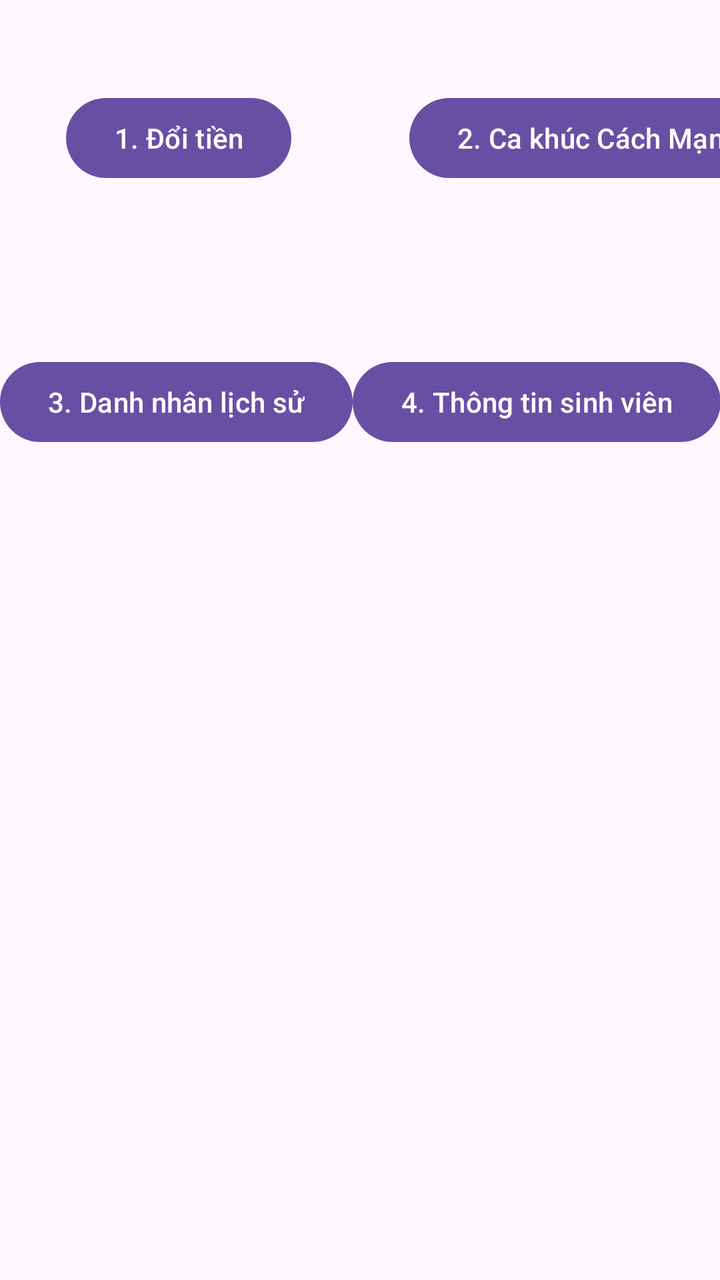
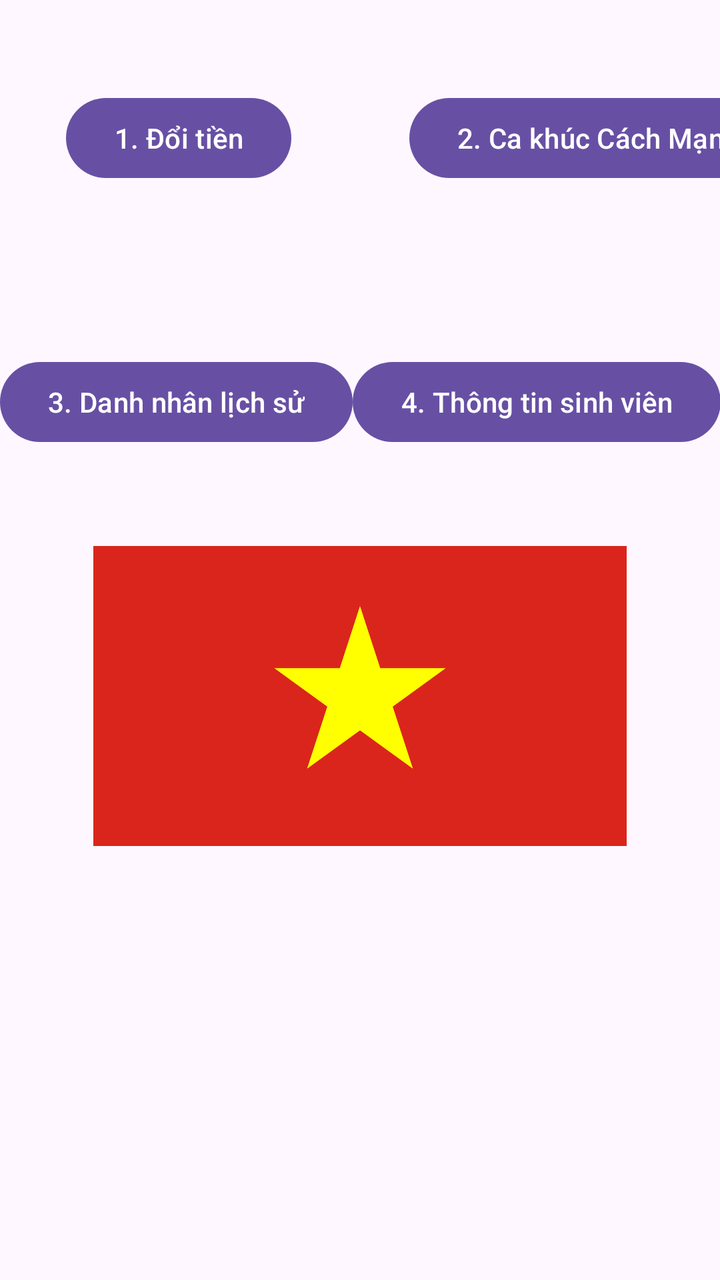

Screens rendered from an Android XML layout before and after an edit, with the pre-edit source and the edit as a unified diff.
<!-- AndroidManifest.xml: application theme Theme.ThiGiuaKi2 -->
<!-- res/layout/activity_main.xml -->
<?xml version="1.0" encoding="utf-8"?>
<androidx.constraintlayout.widget.ConstraintLayout xmlns:android="http://schemas.android.com/apk/res/android"
    xmlns:app="http://schemas.android.com/apk/res-auto"
    xmlns:tools="http://schemas.android.com/tools"
    android:id="@+id/main"
    android:layout_width="match_parent"
    android:layout_height="match_parent"
    tools:context=".MainActivity">

    <LinearLayout
        android:id="@+id/linearLayout"
        android:layout_width="409dp"
        android:layout_height="0dp"
        android:layout_marginBottom="76dp"
        android:background="#2196F3"
        android:backgroundTint="#2196F3"
        android:gravity="center"
        android:orientation="horizontal"
        app:layout_constraintBottom_toTopOf="@+id/btn2"
        app:layout_constraintEnd_toEndOf="parent"
        app:layout_constraintStart_toStartOf="parent"
        app:layout_constraintTop_toTopOf="parent">

        <TextView
            android:id="@+id/textView"
            android:layout_width="wrap_content"
            android:layout_height="wrap_content"
            android:gravity="center"
            android:text="MÀN HÌNH CHÍNH"
            android:textColor="@color/white"
            android:textSize="20sp"
            android:textStyle="bold" />
    </LinearLayout>

    <Button
        android:id="@+id/btn1"
        android:layout_width="wrap_content"
        android:layout_height="wrap_content"
        android:layout_marginStart="33dp"
        android:layout_marginTop="76dp"
        android:layout_marginEnd="59dp"
        android:text="1. Đổi tiền"
        app:layout_constraintEnd_toStartOf="@+id/btn2"
        app:layout_constraintStart_toStartOf="parent"
        app:layout_constraintTop_toBottomOf="@+id/linearLayout" />

    <Button
        android:id="@+id/btn2"
        android:layout_width="wrap_content"
        android:layout_height="wrap_content"
        android:layout_marginStart="59dp"
        android:layout_marginBottom="84dp"
        android:text="2. Ca khúc Cách Mạng"
        app:layout_constraintBottom_toTopOf="@+id/btn3"
        app:layout_constraintStart_toEndOf="@+id/btn1"
        app:layout_constraintTop_toBottomOf="@+id/linearLayout" />

    <Button
        android:id="@+id/btn3"
        android:layout_width="wrap_content"
        android:layout_height="wrap_content"
        android:layout_marginBottom="415dp"
        android:text="3. Danh nhân lịch sử"
        app:layout_constraintBottom_toBottomOf="parent"
        app:layout_constraintEnd_toStartOf="@+id/btn4"
        app:layout_constraintStart_toStartOf="parent"
        app:layout_constraintTop_toBottomOf="@+id/btn2" />

    <Button
        android:id="@+id/btn4"
        android:layout_width="wrap_content"
        android:layout_height="wrap_content"
        android:text="4. Thông tin sinh viên"
        app:layout_constraintBaseline_toBaselineOf="@+id/btn3"
        app:layout_constraintEnd_toEndOf="parent"
        app:layout_constraintStart_toEndOf="@+id/btn3" />
</androidx.constraintlayout.widget.ConstraintLayout>
<!-- resources referenced by this layout -->
<resources>
  <color name="white">#FFFFFFFF</color>
  <style name="Theme.ThiGiuaKi2" parent="Base.Theme.ThiGiuaKi2" />
  <style name="Base.Theme.ThiGiuaKi2" parent="Theme.Material3.DayNight.NoActionBar">
          
          
      </style>
</resources>

<!-- the commit's change to res/layout/activity_main.xml (unified diff, before → after) -->
@@ -74,4 +74,16 @@
         app:layout_constraintBaseline_toBaselineOf="@+id/btn3"
         app:layout_constraintEnd_toEndOf="parent"
         app:layout_constraintStart_toEndOf="@+id/btn3" />
+
+    <ImageView
+        android:id="@+id/imgTrangChu"
+        android:layout_width="wrap_content"
+        android:layout_height="150dp"
+        android:layout_marginTop="304dp"
+        android:scaleType="fitCenter"
+        android:src="@drawable/anh1"
+        app:layout_constraintEnd_toEndOf="parent"
+        app:layout_constraintHorizontal_bias="1.0"
+        app:layout_constraintStart_toStartOf="parent"
+        app:layout_constraintTop_toBottomOf="@+id/linearLayout" />
 </androidx.constraintlayout.widget.ConstraintLayout>
<!-- resource entries referenced after the edit -->
@@ -1,6 +1,7 @@
 <!-- resources referenced by this layout -->
 <resources>
   <color name="white">#FFFFFFFF</color>
+  <!-- drawable anh1: png bitmap (drawable, 9567 bytes) -->
   <style name="Theme.ThiGiuaKi2" parent="Base.Theme.ThiGiuaKi2" />
   <style name="Base.Theme.ThiGiuaKi2" parent="Theme.Material3.DayNight.NoActionBar">
           
